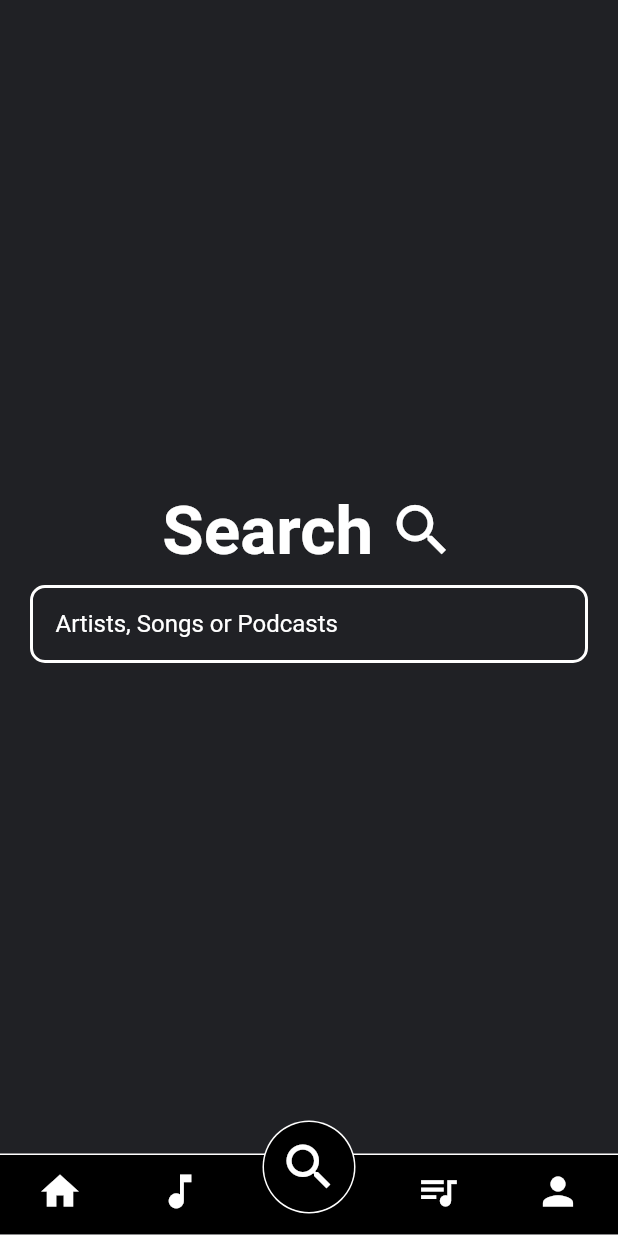
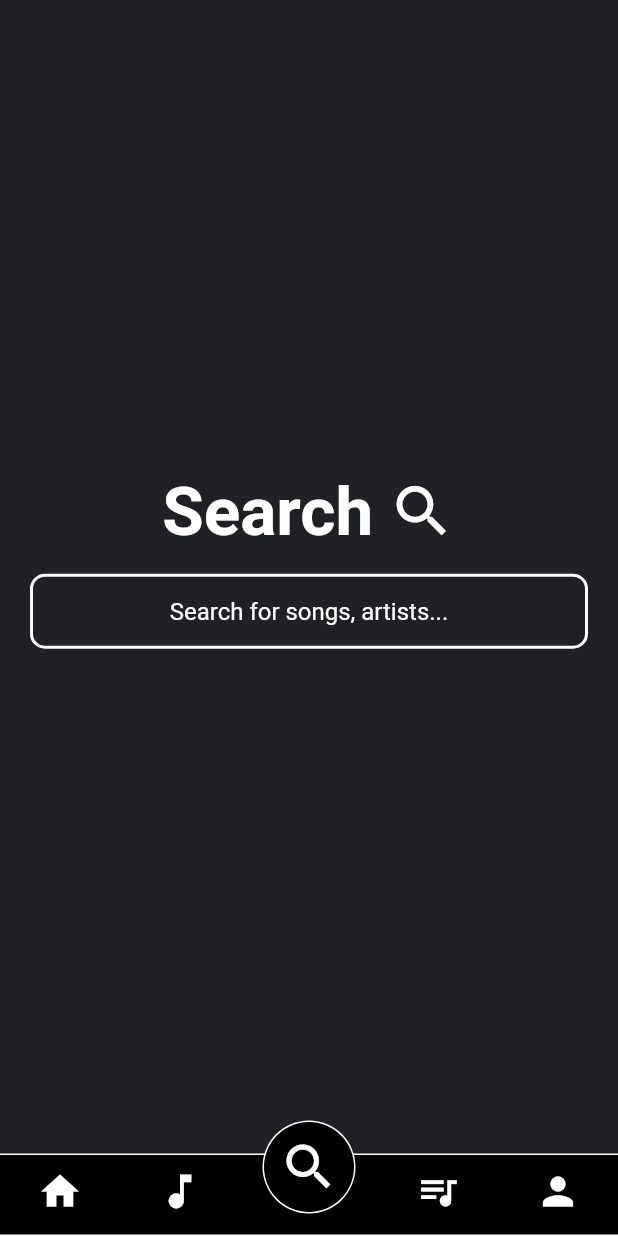
Before and after one commit to rajatKumar023/music_flutter, a Flutter app: the screen it shows after launch, item 3 of the bottom bar chosen, on a phone screen of 412 x 824 dp. Run offline on Flutter 3.47's test engine with Material 2 defaults, Android fonts, the phone set to English and light mode, and no system bars; our stand-ins replace flutter_mobx, mobx; missing offline and left inert: flutter_audio_query; generated files the repository leaves out were written again.

```diff
--- a/lib/presentations/home_page.dart
+++ b/lib/presentations/home_page.dart
@@ -11,25 +11,14 @@ class HomePage extends StatelessWidget {
     double screenWidth = MediaQuery.of(context).size.width;
     return SafeArea(
       child: Scaffold(
-        resizeToAvoidBottomInset: false,
         backgroundColor: Color.fromRGBO(32, 33, 37, 1),
+        bottomNavigationBar: CustomBottomNavigationBar(),
         body: StoreObserver<TabBarStore>(
           builder: (TabBarStore tabBarStore, BuildContext context) {
             return Container(
               height: screenHeight,
               width: screenWidth,
-              child: Stack(
-                children: <Widget>[
-                  Container(
-                    margin: EdgeInsets.only(bottom: 55.0),
-                    child: _getSelectedPage(tabBarStore),
-                  ),
-                  Positioned(
-                    bottom: 0,
-                    child: CustomBottomNavigationBar(),
-                  )
-                ],
-              ),
+              child: _getSelectedPage(tabBarStore),
             );
           },
         ),
--- a/lib/presentations/search_page.dart
+++ b/lib/presentations/search_page.dart
@@ -1,11 +1,93 @@
 import 'package:flutter/material.dart';
+import 'package:music_flutter/presentations/search_list_item.dart';
 
-class SearchPage extends StatelessWidget {
-  final ScrollController controller = ScrollController();
+class SearchPage extends StatefulWidget {
+  @override
+  _SearchPageState createState() => _SearchPageState();
+}
+
+class _SearchPageState extends State<SearchPage> {
+  bool isSearchSelected;
+
+  @override
+  void initState() {
+    super.initState();
+
+    isSearchSelected = false;
+  }
 
   @override
   Widget build(BuildContext context) {
-    return Container(
+    return isSearchSelected
+        ? Column(
+            children: <Widget>[
+              Container(
+                width: MediaQuery.of(context).size.width,
+                height: 55.0,
+                color: Colors.white12,
+                child: Center(
+                  child: TextField(
+                    autofocus: true,
+                    cursorColor: Colors.white,
+                    style: TextStyle(
+                      fontSize: 18.0,
+                      color: Colors.white,
+                    ),
+                    decoration: InputDecoration(
+                      border: InputBorder.none,
+                      prefixIcon: GestureDetector(
+                        child: Icon(
+                          Icons.arrow_back,
+                          color: Colors.white,
+                        ),
+                        onTap: () {
+                          setState(() {
+                            isSearchSelected = false;
+                          });
+                        },
+                      ),
+                      suffixIcon: Icon(
+                        Icons.search,
+                        color: Colors.white,
+                      ),
+                    ),
+                  ),
+                ),
+              ),
+              Container(
+                margin: EdgeInsets.symmetric(vertical: 10.0),
+                child: Row(
+                  mainAxisAlignment: MainAxisAlignment.center,
+                  children: <Widget>[
+                    Text(
+                      'Recent Search',
+                      style: TextStyle(
+                        color: Colors.white,
+                        fontSize: 20.0,
+                        fontWeight: FontWeight.bold,
+                      ),
+                    ),
+                    SizedBox(
+                      width: 10.0,
+                    ),
+                    Icon(
+                      Icons.access_time,
+                      color: Colors.white,
+                    ),
+                  ],
+                ),
+              ),
+              Expanded(
+                child: ListView.builder(
+                  itemCount: 10,
+                  itemBuilder: (BuildContext context, int index) {
+                    return SearchListItem();
+                  },
+                ),
+              ),
+            ],
+          )
+        : Container(
             padding: EdgeInsets.symmetric(horizontal: 20.0),
             child: Column(
               mainAxisAlignment: MainAxisAlignment.center,
@@ -32,10 +114,17 @@ class SearchPage extends StatelessWidget {
                   ],
                 ),
                 SizedBox(
-            height: 10.0,
+                  height: 15.0,
                 ),
-          Container(
+                GestureDetector(
+                  onTap: () {
+                    setState(() {
+                      isSearchSelected = true;
+                    });
+                  },
+                  child: Container(
                     padding: EdgeInsets.symmetric(horizontal: 15.0),
+                    height: 50.0,
                     decoration: BoxDecoration(
                       border: Border.all(
                         color: Colors.white,
@@ -46,40 +135,17 @@ class SearchPage extends StatelessWidget {
                         Radius.circular(10.0),
                       ),
                     ),
-            child: TextField(
-              decoration: InputDecoration(
-                border: InputBorder.none,
-                hintText: 'Artists, Songs or Podcasts',
-                hintStyle: TextStyle(color: Colors.white),
+                    child: Center(
+                      child: Text(
+                        'Search for songs, artists...',
+                        style: TextStyle(
+                          color: Colors.white,
+                          fontSize: 16.0,
                         ),
                       ),
                     ),
-//          SizedBox(
-//            height: 20.0,
-//          ),
-//          Expanded(
-//            child: GridView.builder(
-//              gridDelegate: SliverGridDelegateWithFixedCrossAxisCount(
-//                crossAxisCount: 2,
-//                crossAxisSpacing: 10.0,
-//                mainAxisSpacing: 10.0,
-//              ),
-//              itemCount: 14,
-////              controller: controller,
-//              itemBuilder: (BuildContext context, int index) {
-//                return Container(
-//                  height: 100.0,
-//                  width: 200.0,
-//                  decoration: BoxDecoration(
-//                    borderRadius: BorderRadius.all(
-//                      Radius.circular(10.0),
-//                    ),
-//                    color: Colors.grey,
-//                  ),
-//                );
-//              },
-//            ),
-//          ),
+                  ),
+                ),
               ],
             ),
           );
--- a/pubspec.yaml
+++ b/pubspec.yaml
@@ -25,7 +25,8 @@ dependencies:
   cupertino_icons: ^0.1.2
   flutter_mobx: 0.3.0+1
   provider: ^3.0.0+1
-  mobx: 0.3.5
+  mobx: ^0.3.5
+  flutter_audio_query: ^0.3.3
 
 dev_dependencies:
   flutter_test:
```
Also changed, not shown: lib/presentations/search_list_item.dart (added, +54 -0 lines), lib/services/audio_service.dart (added, +33 -0 lines), pubspec.lock. Lines whose indentation alone changed are shown as unchanged.
